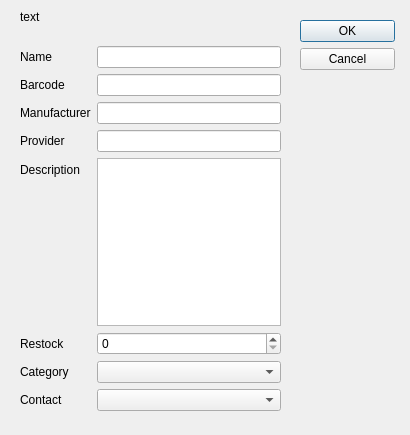
TrueAbastien/StageQApp, file application/QtSquid/QtSquid/ItemCreation.ui: the form before one commit.
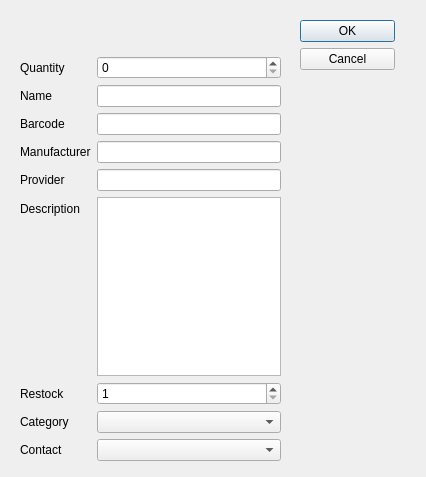
The form after the commit.

```diff
--- a/application/QtSquid/QtSquid/ItemCreation.ui
+++ b/application/QtSquid/QtSquid/ItemCreation.ui
@@ -6,8 +6,8 @@
    <rect>
     <x>0</x>
     <y>0</y>
-    <width>410</width>
-    <height>435</height>
+    <width>426</width>
+    <height>477</height>
    </rect>
   </property>
   <property name="windowTitle">
@@ -73,14 +73,14 @@
      <x>20</x>
      <y>10</y>
      <width>261</width>
-     <height>401</height>
+     <height>451</height>
     </rect>
    </property>
    <layout class="QVBoxLayout" name="VLayout_2">
     <item>
      <widget class="QLabel" name="outputLabel">
       <property name="text">
-       <string>text</string>
+       <string>&lt;html&gt;&lt;head/&gt;&lt;body&gt;&lt;p&gt;&lt;span style=&quot; font-weight:600; color:#c5220d;&quot;&gt;&lt;/span&gt;&lt;/p&gt;&lt;/body&gt;&lt;/html&gt;</string>
       </property>
      </widget>
     </item>
@@ -99,86 +99,100 @@
     </item>
     <item>
      <layout class="QFormLayout" name="FLayout_2_1">
-      <item row="0" column="0">
+      <item row="2" column="0">
        <widget class="QLabel" name="form_nameLabel">
         <property name="text">
          <string>Name</string>
         </property>
        </widget>
       </item>
-      <item row="1" column="0">
+      <item row="3" column="0">
        <widget class="QLabel" name="form_barcodeLabel">
         <property name="text">
          <string>Barcode</string>
         </property>
        </widget>
       </item>
-      <item row="2" column="0">
+      <item row="4" column="0">
        <widget class="QLabel" name="form_manufacturerLabel">
         <property name="text">
          <string>Manufacturer</string>
         </property>
        </widget>
       </item>
-      <item row="3" column="0">
+      <item row="5" column="0">
        <widget class="QLabel" name="form_providerLabel">
         <property name="text">
          <string>Provider</string>
         </property>
        </widget>
       </item>
-      <item row="4" column="0">
+      <item row="6" column="0">
        <widget class="QLabel" name="form_descriptionLabel">
         <property name="text">
          <string>Description</string>
         </property>
        </widget>
       </item>
-      <item row="5" column="0">
+      <item row="7" column="0">
        <widget class="QLabel" name="form_restockLabel">
         <property name="text">
          <string>Restock</string>
         </property>
        </widget>
       </item>
-      <item row="6" column="0">
+      <item row="8" column="0">
        <widget class="QLabel" name="form_categoryLabel">
         <property name="text">
          <string>Category</string>
         </property>
        </widget>
       </item>
-      <item row="7" column="0">
+      <item row="9" column="0">
        <widget class="QLabel" name="form_contactLabel">
         <property name="text">
          <string>Contact</string>
         </property>
        </widget>
       </item>
-      <item row="0" column="1">
-       <widget class="QLineEdit" name="form_nameEdit"/>
-      </item>
-      <item row="1" column="1">
-       <widget class="QLineEdit" name="form_barcodeEdit"/>
-      </item>
       <item row="2" column="1">
-       <widget class="QLineEdit" name="form_manufacturerEdit"/>
+       <widget class="QLineEdit" name="form_nameEdit"/>
       </item>
       <item row="3" column="1">
-       <widget class="QLineEdit" name="form_providerEdit"/>
+       <widget class="QLineEdit" name="form_barcodeEdit"/>
       </item>
       <item row="4" column="1">
-       <widget class="QTextEdit" name="form_descriptionEdit"/>
+       <widget class="QLineEdit" name="form_manufacturerEdit"/>
       </item>
       <item row="5" column="1">
-       <widget class="QSpinBox" name="form_restockSpinbox"/>
+       <widget class="QLineEdit" name="form_providerEdit"/>
       </item>
       <item row="6" column="1">
-       <widget class="QComboBox" name="form_categoryCB"/>
+       <widget class="QTextEdit" name="form_descriptionEdit"/>
       </item>
       <item row="7" column="1">
+       <widget class="QSpinBox" name="form_restockSpinbox">
+        <property name="minimum">
+         <number>1</number>
+        </property>
+       </widget>
+      </item>
+      <item row="8" column="1">
+       <widget class="QComboBox" name="form_categoryCB"/>
+      </item>
+      <item row="9" column="1">
        <widget class="QComboBox" name="form_contactCB"/>
       </item>
+      <item row="1" column="1">
+       <widget class="QSpinBox" name="form_quantitySpinbox"/>
+      </item>
+      <item row="1" column="0">
+       <widget class="QLabel" name="form_quantityLabel">
+        <property name="text">
+         <string>Quantity</string>
+        </property>
+       </widget>
+      </item>
      </layout>
     </item>
    </layout>
```
